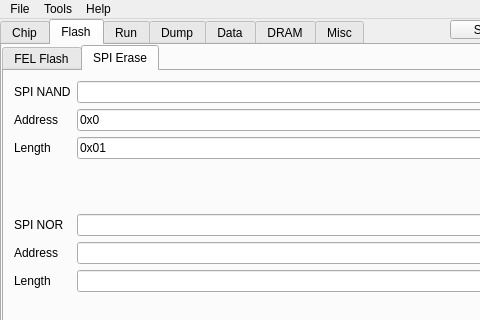
The window that src/mainwindow.ui (YuzukiTsuru/YFEL) describes before a commit, drawn with Qt 5; both pictures show x 0 to 480 and y 0 to 320 of the 689 by 407 pixel window.
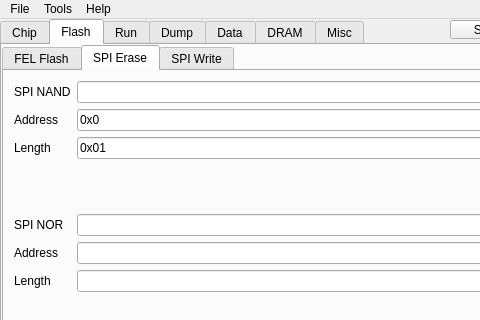
The same window after the commit. The open tabs and pages were chosen to show the change.

Commit message: add spinand read func

```diff
--- a/src/mainwindow.ui
+++ b/src/mainwindow.ui
@@ -625,6 +625,11 @@
         </layout>
        </widget>
       </widget>
+      <widget class="QWidget" name="spi_write">
+       <attribute name="title">
+        <string>SPI Write</string>
+       </attribute>
+      </widget>
      </widget>
     </widget>
     <widget class="QWidget" name="run_tab">
```
Left out of the diff: 4 changed lines with no effect on the pictures.
